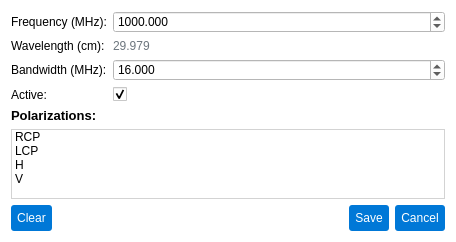
Qt form pastrocore/gui_pyside/dialog_editor_if.ui (Torward1024/pAstroCORE) before a commit.
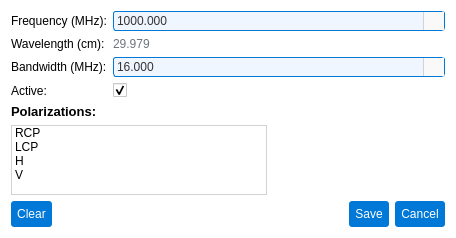
The same form after that commit. Icons and pictures are not drawn.

Diff of the .ui file:
```diff
--- a/pastrocore/gui_pyside/dialog_editor_if.ui
+++ b/pastrocore/gui_pyside/dialog_editor_if.ui
@@ -7,7 +7,7 @@
     <x>0</x>
     <y>0</y>
     <width>456</width>
-    <height>234</height>
+    <height>238</height>
    </rect>
   </property>
   <property name="windowTitle">
@@ -29,7 +29,77 @@
      <item row="0" column="1">
       <widget class="QDoubleSpinBox" name="frequencyEdit">
        <property name="styleSheet">
-        <string notr="true"/>
+        <string notr="true">/* Base style for QDoubleSpinBox */
+QDoubleSpinBox {
+    font-family: Arial;
+    font-size: 9pt;
+    color: #333333;
+    padding: 1px;
+    border-radius: 3px;
+    background-color: #f9f9f9; /* Matches readOnly QLineEdit background */
+    border: 1px solid #d3d3d3; /* Matches readOnly QLineEdit border */
+}
+
+/* Editable state */
+QDoubleSpinBox:editable {
+    background-color: #f0f6ff; /* Matches editable QComboBox background */
+    border: 1px solid #0078d7; /* Matches editable QComboBox border */
+}
+
+/* Editable hover state */
+QDoubleSpinBox:editable:hover {
+    border: 1px solid #1a8cff; /* Matches editable QComboBox:hover border */
+}
+
+/* Editable focus state */
+QDoubleSpinBox:editable:focus {
+    border: 1px solid #005bb5; /* Matches editable QComboBox:focus border */
+    background-color: #ffffff; /* Matches editable QComboBox:focus background */
+}
+
+/* Non-editable state */
+QDoubleSpinBox:!editable {
+    background-color: #f0f6ff; /* Matches non-editable QComboBox background */
+    border: 1px solid #0078d7; /* Matches non-editable QComboBox border */
+}
+
+/* Non-editable hover state */
+QDoubleSpinBox:!editable:hover {
+    border: 1px solid #1a8cff; /* Matches non-editable QComboBox:hover border */
+}
+
+/* Non-editable focus state */
+QDoubleSpinBox:!editable:focus {
+    border: 1px solid #005bb5; /* Matches non-editable QComboBox:focus border */
+    background-color: #ffffff; /* Matches non-editable QComboBox:focus background */
+}
+
+/* Styling for up/down buttons */
+QDoubleSpinBox::up-button, QDoubleSpinBox::down-button {
+    subcontrol-origin: padding;
+    width: 20px;
+    border-left: 1px solid #d3d3d3; /* Visual separation like QComboBox drop-down */
+    background-color: #f9f9f9; /* Matches QComboBox drop-down background */
+}
+
+/* Hover state for up/down buttons */
+QDoubleSpinBox::up-button:hover, QDoubleSpinBox::down-button:hover {
+    background-color: #0078d7; /* Matches QComboBox drop-down:hover */
+}
+
+/* Up arrow styling */
+QDoubleSpinBox::up-arrow {
+    width: 12px;
+    height: 12px;
+    image: url(:/icons/up_arrow_icon.svg); /* Ensure this icon exists */
+}
+
+/* Down arrow styling */
+QDoubleSpinBox::down-arrow {
+    width: 12px;
+    height: 12px;
+    image: url(:/icons/down_arrow_icon.svg); /* Matches QComboBox down-arrow */
+}</string>
        </property>
        <property name="decimals">
         <number>3</number>
@@ -71,6 +141,79 @@
      </item>
      <item row="2" column="1">
       <widget class="QDoubleSpinBox" name="bandwidthEdit">
+       <property name="styleSheet">
+        <string notr="true">/* Base style for QDoubleSpinBox */
+QDoubleSpinBox {
+    font-family: Arial;
+    font-size: 9pt;
+    color: #333333;
+    padding: 1px;
+    border-radius: 3px;
+    background-color: #f9f9f9; /* Matches readOnly QLineEdit background */
+    border: 1px solid #d3d3d3; /* Matches readOnly QLineEdit border */
+}
+
+/* Editable state */
+QDoubleSpinBox:editable {
+    background-color: #f0f6ff; /* Matches editable QComboBox background */
+    border: 1px solid #0078d7; /* Matches editable QComboBox border */
+}
+
+/* Editable hover state */
+QDoubleSpinBox:editable:hover {
+    border: 1px solid #1a8cff; /* Matches editable QComboBox:hover border */
+}
+
+/* Editable focus state */
+QDoubleSpinBox:editable:focus {
+    border: 1px solid #005bb5; /* Matches editable QComboBox:focus border */
+    background-color: #ffffff; /* Matches editable QComboBox:focus background */
+}
+
+/* Non-editable state */
+QDoubleSpinBox:!editable {
+    background-color: #f0f6ff; /* Matches non-editable QComboBox background */
+    border: 1px solid #0078d7; /* Matches non-editable QComboBox border */
+}
+
+/* Non-editable hover state */
+QDoubleSpinBox:!editable:hover {
+    border: 1px solid #1a8cff; /* Matches non-editable QComboBox:hover border */
+}
+
+/* Non-editable focus state */
+QDoubleSpinBox:!editable:focus {
+    border: 1px solid #005bb5; /* Matches non-editable QComboBox:focus border */
+    background-color: #ffffff; /* Matches non-editable QComboBox:focus background */
+}
+
+/* Styling for up/down buttons */
+QDoubleSpinBox::up-button, QDoubleSpinBox::down-button {
+    subcontrol-origin: padding;
+    width: 20px;
+    border-left: 1px solid #d3d3d3; /* Visual separation like QComboBox drop-down */
+    background-color: #f9f9f9; /* Matches QComboBox drop-down background */
+}
+
+/* Hover state for up/down buttons */
+QDoubleSpinBox::up-button:hover, QDoubleSpinBox::down-button:hover {
+    background-color: #0078d7; /* Matches QComboBox drop-down:hover */
+}
+
+/* Up arrow styling */
+QDoubleSpinBox::up-arrow {
+    width: 12px;
+    height: 12px;
+    image: url(:/icons/up_arrow_icon.svg); /* Ensure this icon exists */
+}
+
+/* Down arrow styling */
+QDoubleSpinBox::down-arrow {
+    width: 12px;
+    height: 12px;
+    image: url(:/icons/down_arrow_icon.svg); /* Matches QComboBox down-arrow */
+}</string>
+       </property>
        <property name="decimals">
         <number>3</number>
        </property>
@@ -116,6 +259,8 @@
     </widget>
    </item>
    <item>
+    <layout class="QHBoxLayout" name="horizontalLayout">
+     <item>
     <widget class="QListWidget" name="polarizationsList">
      <property name="styleSheet">
       <string>border: 1px solid #d3d3d3;</string>
@@ -144,6 +289,21 @@
       </property>
      </item>
     </widget>
+     </item>
+     <item>
+      <spacer name="horizontalSpacer">
+       <property name="orientation">
+        <enum>Qt::Orientation::Horizontal</enum>
+       </property>
+       <property name="sizeHint" stdset="0">
+        <size>
+         <width>40</width>
+         <height>20</height>
+        </size>
+       </property>
+      </spacer>
+     </item>
+    </layout>
    </item>
    <item>
     <layout class="QHBoxLayout" name="polarizationsButtonLayout">
```
Lines whose indentation alone changed are shown as unchanged.
